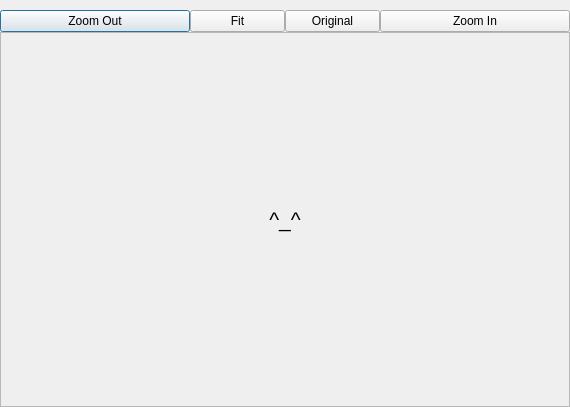
Above: photo_frame.ui from wa1575/opencv_photoshop before the change. Below: the same form after it.
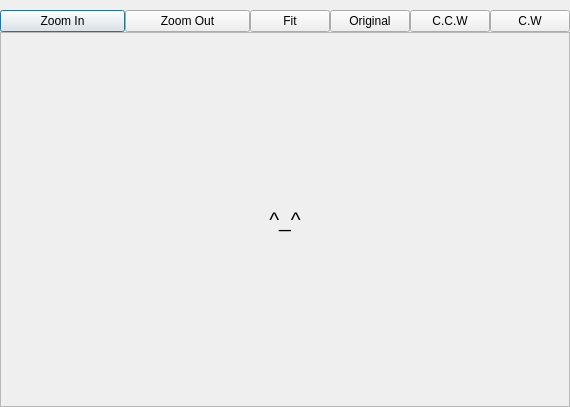
That is the form after the change. Icons and pictures are not drawn.

Patch:
```diff
--- a/photo_frame.ui
+++ b/photo_frame.ui
@@ -53,18 +53,7 @@
    <property name="spacing">
     <number>0</number>
    </property>
-   <item row="0" column="0">
-    <widget class="QPushButton" name="zoomout_btn">
-     <property name="text">
-      <string>Zoom Out</string>
-     </property>
-     <property name="icon">
-      <iconset>
-       <normaloff>zoom-out.png</normaloff>zoom-out.png</iconset>
-     </property>
-    </widget>
-   </item>
-   <item row="3" column="0" colspan="3">
+   <item row="3" column="0" colspan="4">
     <widget class="QScrollArea" name="scrollArea">
      <property name="minimumSize">
       <size>
@@ -140,7 +129,18 @@
      </widget>
     </widget>
    </item>
-   <item row="0" column="2">
+   <item row="0" column="0" colspan="2">
+    <layout class="QHBoxLayout" name="horizontalLayout_2">
+     <property name="sizeConstraint">
+      <enum>QLayout::SetNoConstraint</enum>
+     </property>
+     <property name="leftMargin">
+      <number>0</number>
+     </property>
+     <property name="topMargin">
+      <number>0</number>
+     </property>
+     <item>
     <widget class="QPushButton" name="zoomin_btn">
      <property name="text">
       <string>Zoom In</string>
@@ -151,8 +151,24 @@
      </property>
     </widget>
    </item>
-   <item row="0" column="1">
+     <item>
+      <widget class="QPushButton" name="zoomout_btn">
+       <property name="text">
+        <string>Zoom Out</string>
+       </property>
+       <property name="icon">
+        <iconset>
+         <normaloff>zoom-out.png</normaloff>zoom-out.png</iconset>
+       </property>
+      </widget>
+     </item>
+    </layout>
+   </item>
+   <item row="0" column="2">
     <layout class="QHBoxLayout" name="horizontalLayout_3">
+     <property name="sizeConstraint">
+      <enum>QLayout::SetNoConstraint</enum>
+     </property>
      <item>
       <widget class="QPushButton" name="fit_btn">
        <property name="text">
@@ -169,6 +185,27 @@
      </item>
     </layout>
    </item>
+   <item row="0" column="3">
+    <layout class="QHBoxLayout" name="horizontalLayout_5">
+     <property name="sizeConstraint">
+      <enum>QLayout::SetFixedSize</enum>
+     </property>
+     <item>
+      <widget class="QPushButton" name="c_clockwise_btn">
+       <property name="text">
+        <string>C.C.W</string>
+       </property>
+      </widget>
+     </item>
+     <item>
+      <widget class="QPushButton" name="clockwise_btn">
+       <property name="text">
+        <string>C.W</string>
+       </property>
+      </widget>
+     </item>
+    </layout>
+   </item>
   </layout>
  </widget>
  <resources/>
```
Left out of the diff: 2 changed lines with no effect on the pictures. Lines whose indentation alone changed are shown as unchanged.
